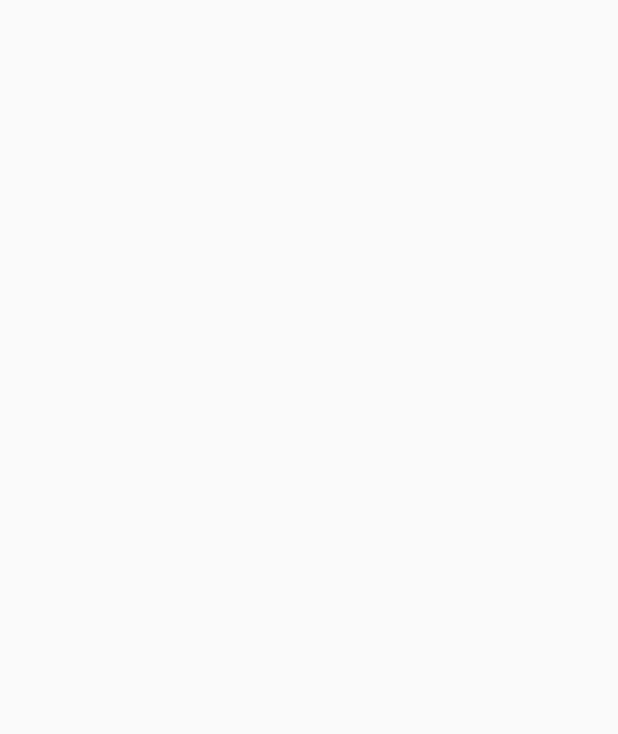
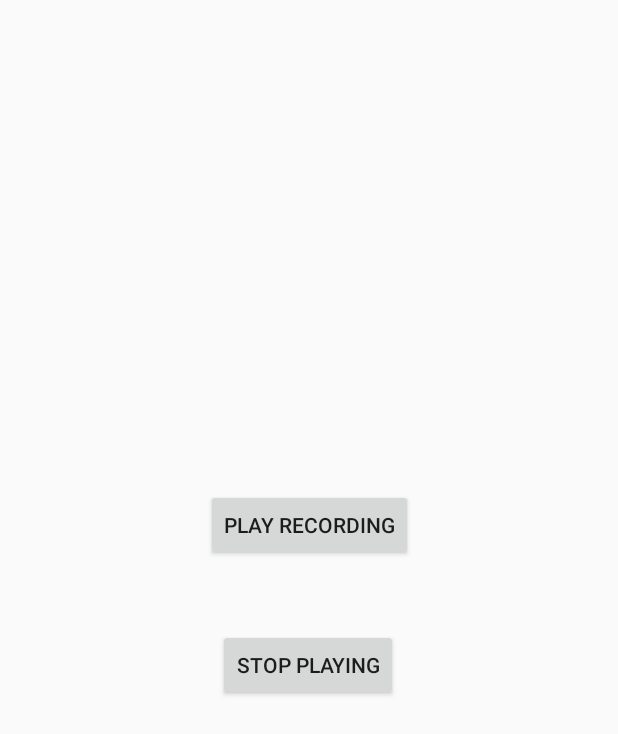
Before and after one commit to Jmiller7023/PIano, an Android app: the RecordingManager screen opened directly, with no data from a screen before it, on a phone screen of 412 x 824 dp. Before the commit the part shown is empty. Shown: the top 734 px of the screen. Run offline under Robolectric (Android 15) with nearby library versions, the phone set to English and light mode, and no system bars.

Commit message:
Recording and stop recording now available for solo play.

```diff
--- a/PIanoCode/app/src/main/java/com/example/user/pianocode/BluetoothChat.java
+++ b/PIanoCode/app/src/main/java/com/example/user/pianocode/BluetoothChat.java
@@ -1016,5 +1016,4 @@ public class BluetoothChat extends AppCompatActivity {
         }
         return false;
     }
-
 }
--- a/PIanoCode/app/src/main/java/com/example/user/pianocode/MainActivity.java
+++ b/PIanoCode/app/src/main/java/com/example/user/pianocode/MainActivity.java
@@ -72,10 +72,8 @@ public class MainActivity extends AppCompatActivity {
 
     public void openManageRecord(View view){
 
-        Toast.makeText(this, "Manage Recordings not yet implemented",Toast.LENGTH_SHORT).show();
-
         // We need a new intent to open where this will be implemented
-        //Intent intent = new Intent(this, PIanoActivity.class);
-        //startActivity(intent);
+        Intent intent = new Intent(this, RecordingManager.class);
+        startActivity(intent);
     }
 }
--- a/PIanoCode/app/src/main/java/com/example/user/pianocode/RecordingManager.java
+++ b/PIanoCode/app/src/main/java/com/example/user/pianocode/RecordingManager.java
@@ -1,13 +1,58 @@
 package com.example.user.pianocode;
 
+import android.media.MediaPlayer;
 import android.support.v7.app.AppCompatActivity;
 import android.os.Bundle;
+import android.view.View;
+import android.widget.Button;
+
+import java.io.IOException;
 
 public class RecordingManager extends AppCompatActivity {
+
+    Button play, stop;
+    private MediaPlayer   mPlayer = null;
+    private static String mFileName = null;
 
     @Override
     protected void onCreate(Bundle savedInstanceState) {
         super.onCreate(savedInstanceState);
         setContentView(R.layout.activity_recording_manager);
+
+        mFileName = getExternalCacheDir().getAbsolutePath();
+        mFileName += "/audiorecordtest.3gp";
+
+        play = findViewById(R.id.play_button);
+        stop = findViewById(R.id.stop_button);
+
+        play.setOnClickListener(new View.OnClickListener() {
+            @Override
+            public void onClick(View view) {
+                startPlaying();
+            }
+        });
+
+        stop.setOnClickListener(new View.OnClickListener() {
+            @Override
+            public void onClick(View view) {
+                stopPlaying();
+            }
+        });
+    }
+
+    public void startPlaying() {
+        mPlayer = new MediaPlayer();
+        try {
+            mPlayer.setDataSource(mFileName);
+            mPlayer.prepare();
+            mPlayer.start();
+        } catch (IOException e) {
+            //Empty
+        }
+    }
+
+     public void stopPlaying() {
+        mPlayer.release();
+        mPlayer = null;
     }
 }
--- a/PIanoCode/app/src/main/res/layout/activity_recording_manager.xml
+++ b/PIanoCode/app/src/main/res/layout/activity_recording_manager.xml
@@ -6,4 +6,27 @@
     android:layout_height="match_parent"
     tools:context="com.example.user.pianocode.RecordingManager">
 
+    <Button
+        android:id="@+id/stop_button"
+        android:layout_width="wrap_content"
+        android:layout_height="wrap_content"
+        android:text="@string/stop_playing"
+        app:layout_constraintBottom_toBottomOf="parent"
+        app:layout_constraintEnd_toEndOf="parent"
+        app:layout_constraintHorizontal_bias="0.498"
+        app:layout_constraintStart_toStartOf="parent"
+        app:layout_constraintTop_toTopOf="parent"
+        app:layout_constraintVertical_bias="0.54" />
+
+    <Button
+        android:id="@+id/play_button"
+        android:layout_width="wrap_content"
+        android:layout_height="wrap_content"
+        android:text="@string/play_recording"
+        app:layout_constraintBottom_toBottomOf="parent"
+        app:layout_constraintEnd_toEndOf="parent"
+        app:layout_constraintStart_toStartOf="parent"
+        app:layout_constraintTop_toTopOf="parent"
+        app:layout_constraintVertical_bias="0.42" />
+
 </android.support.constraint.ConstraintLayout>
--- a/PIanoCode/app/src/main/res/values/strings.xml
+++ b/PIanoCode/app/src/main/res/values/strings.xml
@@ -120,4 +120,6 @@
     <!-- Options Menu -->
     <string name="connect">Connect a device</string>
     <string name="discoverable">Make discoverable</string>
+    <string name="play_recording">Play Recording</string>
+    <string name="stop_playing">Stop Playing</string>
 </resources>
```
Also changed, not shown: PIanoCode/app/src/main/AndroidManifest.xml (+7 -2 lines), PIanoCode/app/src/main/java/com/example/user/pianocode/PIanoActivity.java (+28 -2 lines).
